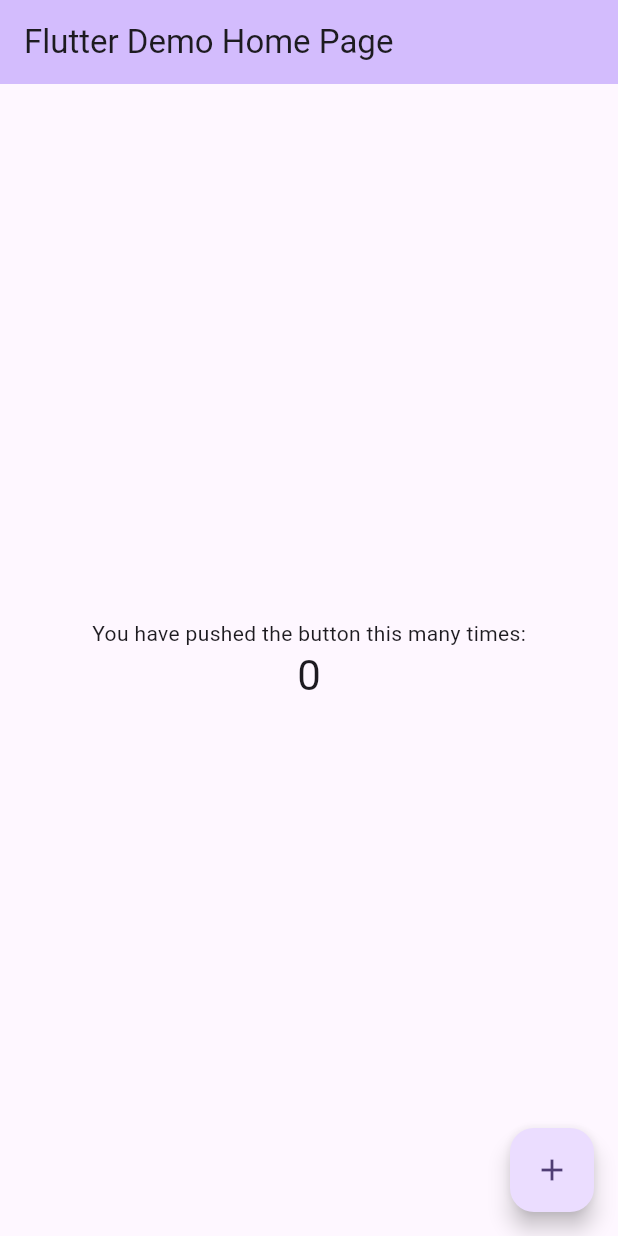
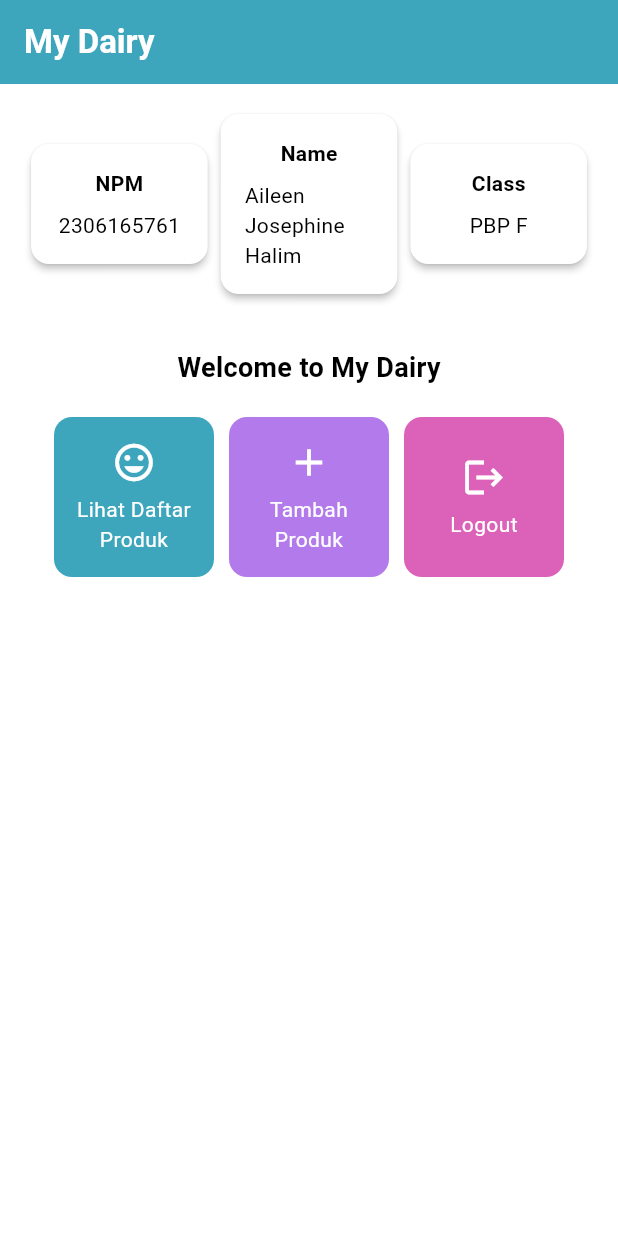
Before and after one commit to aileenjeha/my-dairy-mobile, a Flutter app: the screen it shows after launch, on a phone screen of 412 x 824 dp. Run offline on Flutter 3.47's test engine with Material 3 defaults, Android fonts, the light colour scheme and no system bars.

Commit message:
tugas 7 #1

```diff
--- a/lib/main.dart
+++ b/lib/main.dart
@@ -1,4 +1,5 @@
 import 'package:flutter/material.dart';
+import 'package:my_dairy_mobile/menu.dart';
 
 void main() {
   runApp(const MyApp());
@@ -13,113 +14,14 @@
     return MaterialApp(
       title: 'Flutter Demo',
       theme: ThemeData(
-        // This is the theme of your application.
-        //
-        // TRY THIS: Try running your application with "flutter run". You'll see
-        // the application has a purple toolbar. Then, without quitting the app,
-        // try changing the seedColor in the colorScheme below to Colors.green
-        // and then invoke "hot reload" (save your changes or press the "hot
-        // reload" button in a Flutter-supported IDE, or press "r" if you used
-        // the command line to start the app).
-        //
-        // Notice that the counter didn't reset back to zero; the application
-        // state is not lost during the reload. To reset the state, use hot
-        // restart instead.
-        //
-        // This works for code too, not just values: Most code changes can be
-        // tested with just a hot reload.
-        colorScheme: ColorScheme.fromSeed(seedColor: Colors.deepPurple),
+        primaryColor: Color(0xFF3DA6BD), // Warna utama sesuai dengan hex 73DAF1
+        colorScheme: ColorScheme.fromSwatch().copyWith(
+          primary: Color(0xFF3DA6BD),
+          secondary: Color(0xFF3DA6BD),
+        ),
         useMaterial3: true,
       ),
-      home: const MyHomePage(title: 'Flutter Demo Home Page'),
+      home: MyHomePage(),
     );
   }
 }
-
-class MyHomePage extends StatefulWidget {
-  const MyHomePage({super.key, required this.title});
-
-  // This widget is the home page of your application. It is stateful, meaning
-  // that it has a State object (defined below) that contains fields that affect
-  // how it looks.
-
-  // This class is the configuration for the state. It holds the values (in this
-  // case the title) provided by the parent (in this case the App widget) and
-  // used by the build method of the State. Fields in a Widget subclass are
-  // always marked "final".
-
-  final String title;
-
-  @override
-  State<MyHomePage> createState() => _MyHomePageState();
-}
-
-class _MyHomePageState extends State<MyHomePage> {
-  int _counter = 0;
-
-  void _incrementCounter() {
-    setState(() {
-      // This call to setState tells the Flutter framework that something has
-      // changed in this State, which causes it to rerun the build method below
-      // so that the display can reflect the updated values. If we changed
-      // _counter without calling setState(), then the build method would not be
-      // called again, and so nothing would appear to happen.
-      _counter++;
-    });
-  }
-
-  @override
-  Widget build(BuildContext context) {
-    // This method is rerun every time setState is called, for instance as done
-    // by the _incrementCounter method above.
-    //
-    // The Flutter framework has been optimized to make rerunning build methods
-    // fast, so that you can just rebuild anything that needs updating rather
-    // than having to individually change instances of widgets.
-    return Scaffold(
-      appBar: AppBar(
-        // TRY THIS: Try changing the color here to a specific color (to
-        // Colors.amber, perhaps?) and trigger a hot reload to see the AppBar
-        // change color while the other colors stay the same.
-        backgroundColor: Theme.of(context).colorScheme.inversePrimary,
-        // Here we take the value from the MyHomePage object that was created by
-        // the App.build method, and use it to set our appbar title.
-        title: Text(widget.title),
-      ),
-      body: Center(
-        // Center is a layout widget. It takes a single child and positions it
-        // in the middle of the parent.
-        child: Column(
-          // Column is also a layout widget. It takes a list of children and
-          // arranges them vertically. By default, it sizes itself to fit its
-          // children horizontally, and tries to be as tall as its parent.
-          //
-          // Column has various properties to control how it sizes itself and
-          // how it positions its children. Here we use mainAxisAlignment to
-          // center the children vertically; the main axis here is the vertical
-          // axis because Columns are vertical (the cross axis would be
-          // horizontal).
-          //
-          // TRY THIS: Invoke "debug painting" (choose the "Toggle Debug Paint"
-          // action in the IDE, or press "p" in the console), to see the
-          // wireframe for each widget.
-          mainAxisAlignment: MainAxisAlignment.center,
-          children: <Widget>[
-            const Text(
-              'You have pushed the button this many times:',
-            ),
-            Text(
-              '$_counter',
-              style: Theme.of(context).textTheme.headlineMedium,
-            ),
-          ],
-        ),
-      ),
-      floatingActionButton: FloatingActionButton(
-        onPressed: _incrementCounter,
-        tooltip: 'Increment',
-        child: const Icon(Icons.add),
-      ), // This trailing comma makes auto-formatting nicer for build methods.
-    );
-  }
-}
--- /dev/null
+++ b/lib/menu.dart
@@ -0,0 +1,157 @@
+import 'package:flutter/material.dart';
+
+class MyHomePage extends StatelessWidget {
+  final String npm = '2306165761'; // NPM
+  final String name = 'Aileen Josephine Halim'; // Nama
+  final String className = 'PBP F'; // Kelas
+  MyHomePage({super.key});
+
+  final List<ItemHomepage> items = [
+    ItemHomepage("Lihat Daftar Produk", Icons.mood, Color(0xFF3DA6BD)),
+    ItemHomepage("Tambah Produk", Icons.add, Color(0xFFB27AEB)),
+    ItemHomepage("Logout", Icons.logout, Color(0xFFDC61B9)),
+  ];
+
+  @override
+  Widget build(BuildContext context) {
+    return Scaffold(
+      appBar: AppBar(
+        title: const Text(
+          'My Dairy',
+          style: TextStyle(
+            color: Colors.white,
+            fontWeight: FontWeight.bold,
+          ),
+        ),
+        backgroundColor: Theme.of(context).colorScheme.primary,
+      ),
+      body: Padding(
+        padding: const EdgeInsets.all(16.0),
+        child: Column(
+          crossAxisAlignment: CrossAxisAlignment.center,
+          children: [
+            Row(
+              mainAxisAlignment: MainAxisAlignment.spaceEvenly,
+              children: [
+                InfoCard(title: 'NPM', content: npm),
+                InfoCard(title: 'Name', content: name),
+                InfoCard(title: 'Class', content: className),
+              ],
+            ),
+            const SizedBox(height: 16.0),
+            Center(
+              child: Column(
+                children: [
+                  const Padding(
+                    padding: EdgeInsets.only(top: 16.0),
+                    child: Text(
+                      'Welcome to My Dairy',
+                      style: TextStyle(
+                        fontWeight: FontWeight.bold,
+                        fontSize: 18.0,
+                      ),
+                    ),
+                  ),
+                  GridView.count(
+                    primary: true,
+                    padding: const EdgeInsets.all(20),
+                    crossAxisSpacing: 10,
+                    mainAxisSpacing: 10,
+                    crossAxisCount: 3,
+                    shrinkWrap: true,
+                    children: items.map((ItemHomepage item) {
+                      return ItemCard(item);
+                    }).toList(),
+                  ),
+                ],
+              ),
+            ),
+          ],
+        ),
+      ),
+    );
+  }
+}
+
+
+class InfoCard extends StatelessWidget {
+  final String title;
+  final String content;
+
+  const InfoCard({super.key, required this.title, required this.content});
+
+  @override
+  Widget build(BuildContext context) {
+    return Card(
+      elevation: 2.0,
+      child: Container(
+        width: MediaQuery.of(context).size.width / 3.5,
+        padding: const EdgeInsets.all(16.0),
+        child: Column(
+          children: [
+            Text(
+              title,
+              style: const TextStyle(fontWeight: FontWeight.bold),
+            ),
+            const SizedBox(height: 8.0),
+            Text(content),
+          ],
+        ),
+      ),
+    );
+  }
+}
+
+
+class ItemHomepage {
+  final String name;
+  final IconData icon;
+  final Color color; // Tambahkan warna sebagai properti baru
+
+  ItemHomepage(this.name, this.icon, this.color);
+}
+
+
+class ItemCard extends StatelessWidget {
+  final ItemHomepage item;
+
+  const ItemCard(this.item, {super.key});
+
+  @override
+  Widget build(BuildContext context) {
+    return Material(
+      color: item.color, // Gunakan warna dari item
+      borderRadius: BorderRadius.circular(12),
+      child: InkWell(
+        onTap: () {
+          ScaffoldMessenger.of(context)
+            ..hideCurrentSnackBar()
+            ..showSnackBar(
+                SnackBar(content: Text("Kamu telah menekan tombol ${item.name}!"))
+            );
+        },
+        child: Container(
+          padding: const EdgeInsets.all(8),
+          child: Center(
+            child: Column(
+              mainAxisAlignment: MainAxisAlignment.center,
+              children: [
+                Icon(
+                  item.icon,
+                  color: Colors.white,
+                  size: 30.0,
+                ),
+                const Padding(padding: EdgeInsets.all(3)),
+                Text(
+                  item.name,
+                  textAlign: TextAlign.center,
+                  style: const TextStyle(color: Colors.white),
+                ),
+              ],
+            ),
+          ),
+        ),
+      ),
+    );
+  }
+}
```
